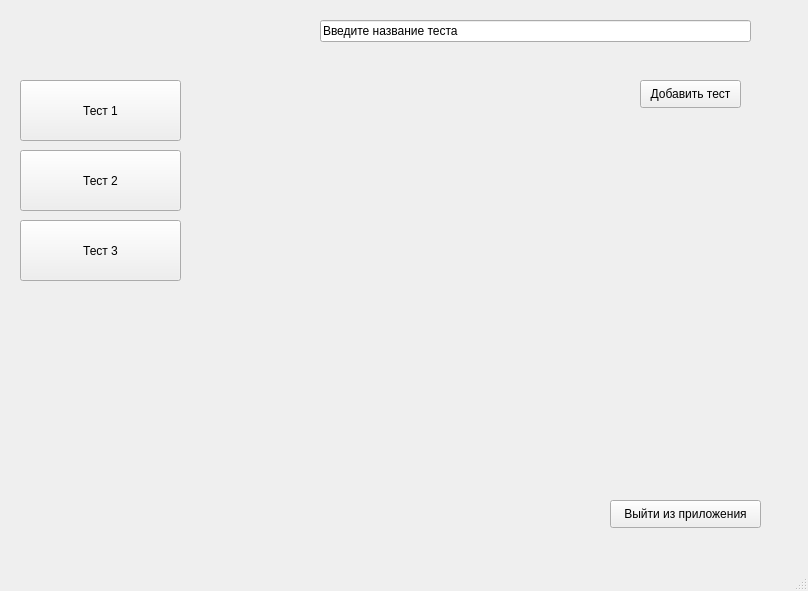
EEEvrazhka/TestCreatorr, file static/ui/TestCreator.ui: the form before one commit.
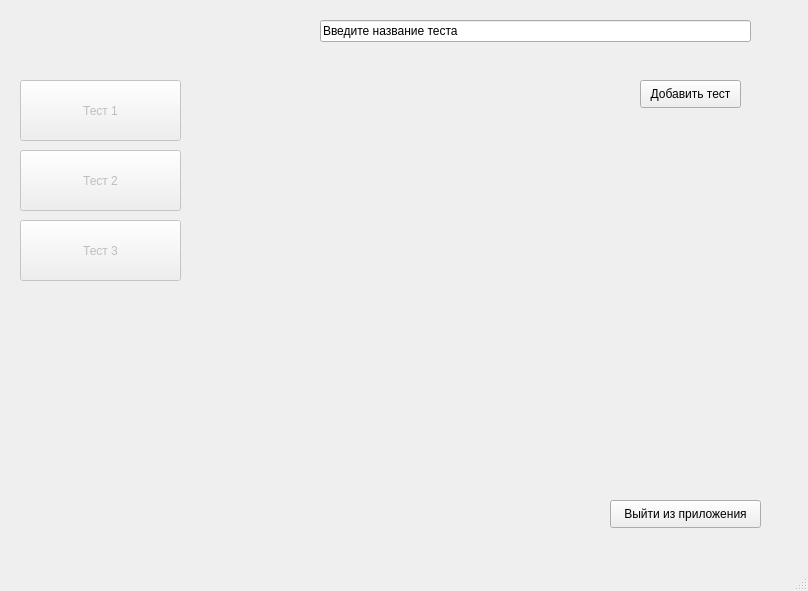
The form after the commit.

What changed in the file:
```diff
--- a/static/ui/TestCreator.ui
+++ b/static/ui/TestCreator.ui
@@ -54,6 +54,9 @@
     </property>
    </widget>
    <widget class="QPushButton" name="pushButton_3">
+    <property name="enabled">
+     <bool>false</bool>
+    </property>
     <property name="geometry">
      <rect>
       <x>20</x>
@@ -67,6 +70,9 @@
     </property>
    </widget>
    <widget class="QPushButton" name="pushButton_4">
+    <property name="enabled">
+     <bool>false</bool>
+    </property>
     <property name="geometry">
      <rect>
       <x>20</x>
@@ -80,6 +86,9 @@
     </property>
    </widget>
    <widget class="QPushButton" name="pushButton_5">
+    <property name="enabled">
+     <bool>false</bool>
+    </property>
     <property name="geometry">
      <rect>
       <x>20</x>
```
